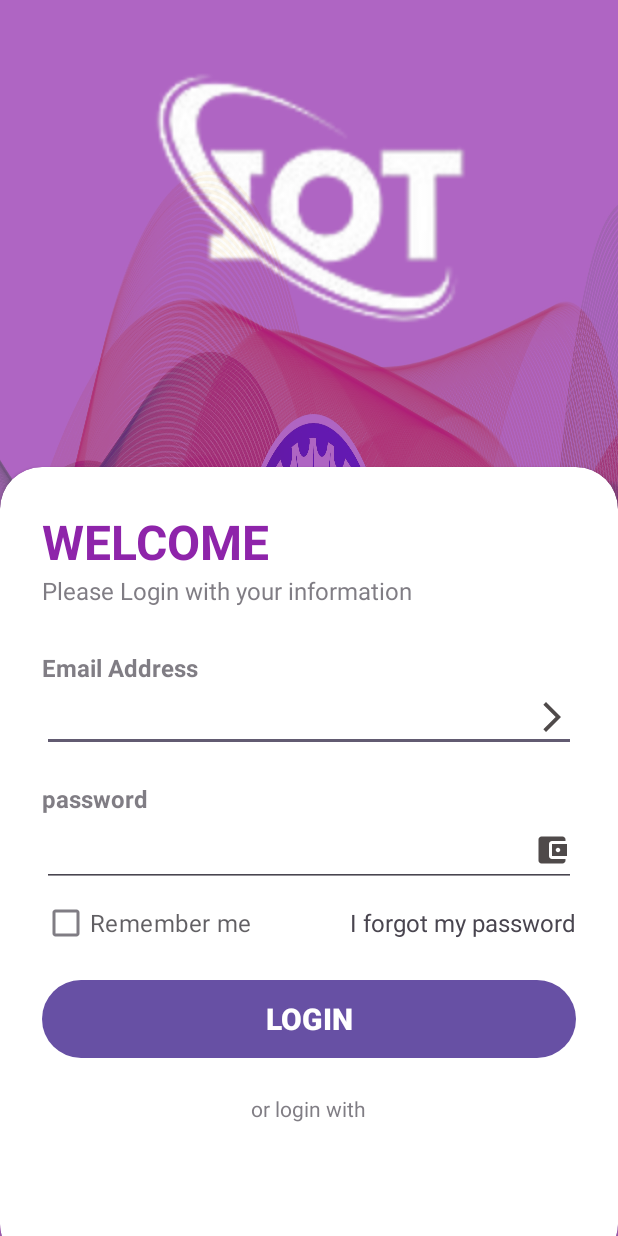
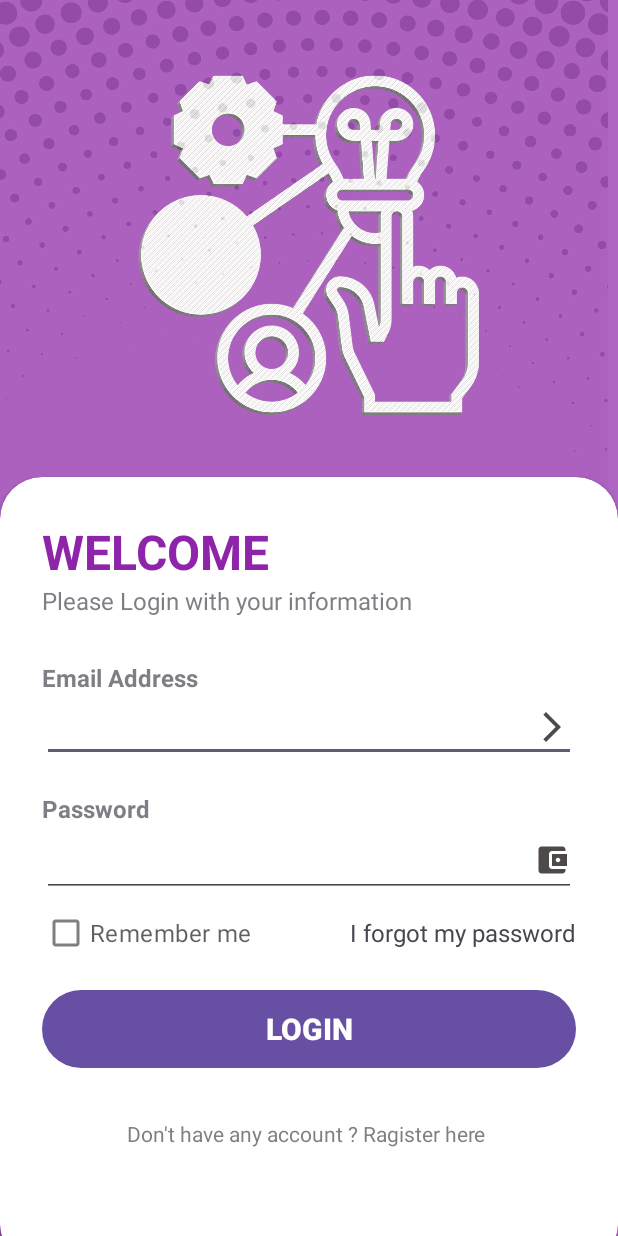
Before and after one commit to farmansunasara/Sentiment-Based-Rating-System, an Android app: the screen it shows after launch (MainActivity), on a phone screen of 412 x 824 dp. Run offline under Robolectric (Android 15) with nearby library versions, the phone set to English and light mode, and no system bars.

Commit message:
Background change,Logo add and Scroll Bar Add ....

```diff
--- a/app/src/main/res/layout/activity_main.xml
+++ b/app/src/main/res/layout/activity_main.xml
@@ -5,7 +5,7 @@
     android:layout_width="match_parent"
     android:layout_height="match_parent"
     android:contentDescription="@string/profile_image"
-    android:background="@drawable/flag"
+    android:background="@drawable/back"
     app:constraint_referenced_tags="#profile"
     tools:context=".MainActivity">
 
@@ -23,8 +23,8 @@
             android:padding="28dp">
 
             <ImageView
-                android:layout_width="600dp"
-                android:layout_height="200dp"
+                android:layout_width="480dp"
+                android:layout_height="271dp"
                 android:adjustViewBounds="true"
                 android:cropToPadding="true"
                 android:src="@drawable/iotbackground" />
@@ -85,7 +85,7 @@
                 android:layout_width="wrap_content"
                 android:layout_height="wrap_content"
                 android:alpha="0.7"
-                android:text="password"
+                android:text="Password"
                 android:textSize="16sp"
                 android:textStyle="bold" />
 
@@ -120,6 +120,7 @@
                 android:layout_width="wrap_content"
                 android:layout_height="10dp"/>
 
+
             <com.google.android.material.button.MaterialButton
                 android:layout_width="match_parent"
                 android:layout_height="60dp"
@@ -127,32 +128,20 @@
                 android:textColor="@color/white"
                 android:textSize="20sp"
                 android:textStyle="bold"
-                app:cornerRadius="32dp" />
-            <View
-                android:layout_width="wrap_content"
-                android:layout_height="20dp"/>
+                app:cornerRadius="30dp"
+                />
+                <ScrollView
+                    android:layout_width="match_parent"
+                    android:layout_height="match_parent"/>
+
             <TextView
                 android:layout_width="wrap_content"
-                android:layout_height="wrap_content"
-                android:text="or login with"
+                android:layout_height="100dp"
+                android:layout_gravity="center"
                 android:alpha="0.7"
-                android:layout_gravity="center"
-                android:textStyle=""/>
-            <LinearLayout
-                android:layout_width="match_parent"
-                android:layout_height="wrap_content"
-                android:orientation="horizontal"
-                android:gravity="center">
-                <TextView android:id="@+id/lnkRegister"
-                    android:layout_width="match_parent"
-                    android:layout_height="wrap_content"
-                    android:layout_marginTop="40dp"
-                    android:text=""
-                    android:gravity="center"
-                    android:textSize="20dp"
-                    android:textColor="#3F51B5"/>
+                android:padding="30dp"
+                android:text="Don't have any account ? Ragister here " />
 
-            </LinearLayout>
         </LinearLayout>
     </androidx.cardview.widget.CardView>
 
--- a/app/src/main/res/values/colors.xml
+++ b/app/src/main/res/values/colors.xml
@@ -3,5 +3,5 @@
     <color name="black">#FF000000</color>
     <color name="white">#FFFFFFFF</color>
     <color name="my_primary">#8E24AA</color>
-    <color name="my_secondary">#58126A</color>
+    <color name="my_secondary">#8E24AA</color>
 </resources>
```
Also changed, not shown: app/src/main/res/drawable/back.jpg (added), app/src/main/res/drawable/iotbackground.png.
